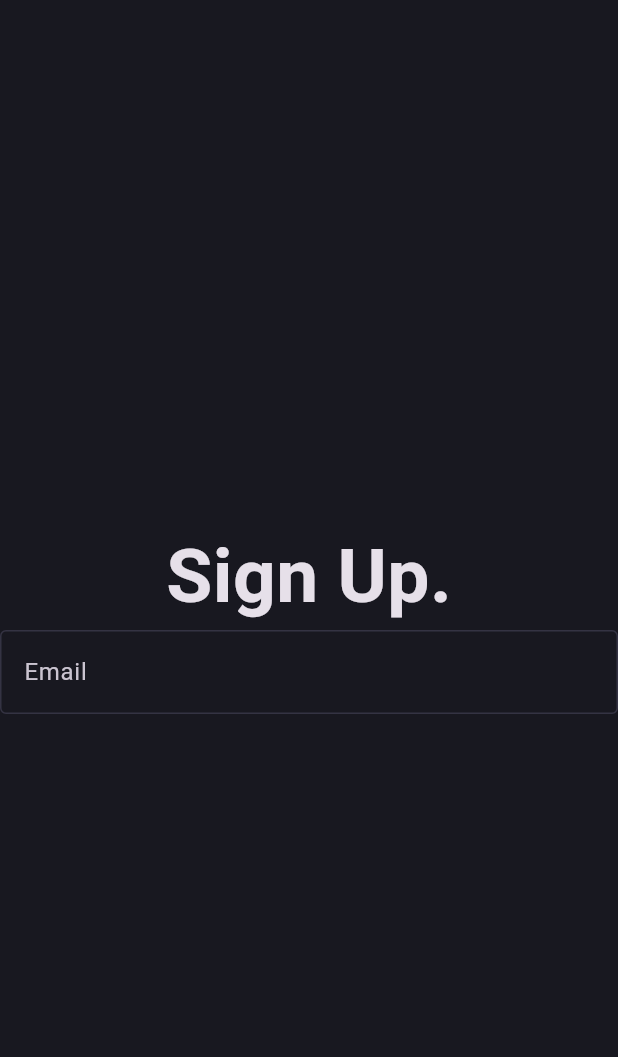
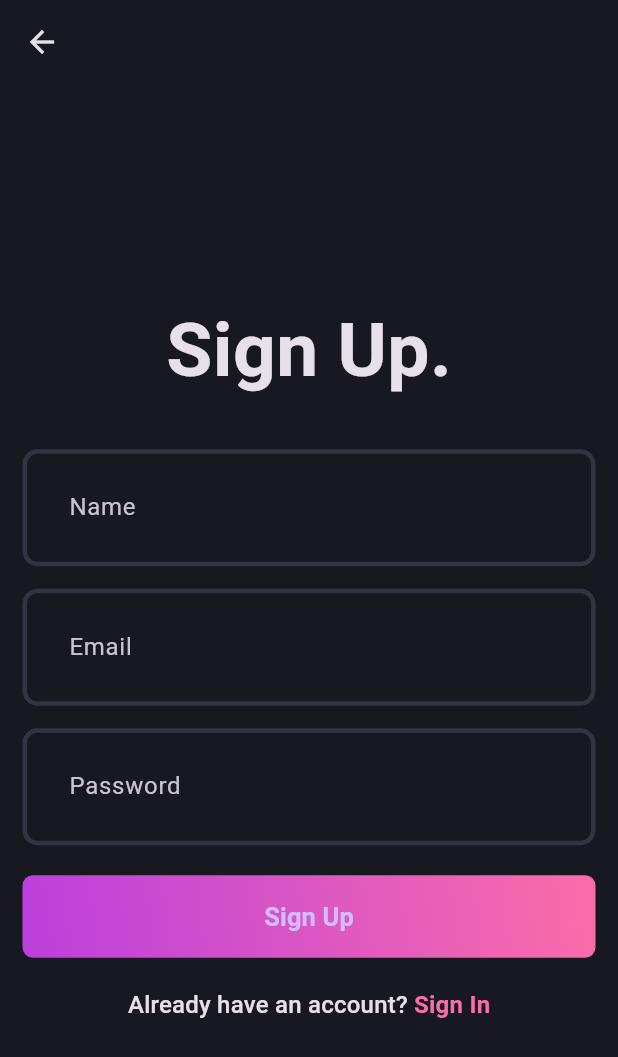
Before and after one commit to arunk-k/blog_app, a Flutter app: the SignUpPage screen opened directly, on a phone screen of 412 x 824 dp. Shown: the top 1057 px of the screen. Run offline on Flutter 3.47's test engine with Material 3 defaults, Android fonts, the phone set to English and light mode, and no system bars; our stand-ins replace flutter_bloc, fpdart, supabase_flutter; accounts and stored records are empty.

Commit message:
new files

```diff
--- /dev/null
+++ b/lib/core/error/exceptions.dart
@@ -0,0 +1,4 @@
+class ServerException implements Exception{
+  final String message;
+  const ServerException(this.message);
+}
--- /dev/null
+++ b/lib/core/error/failures.dart
@@ -0,0 +1,4 @@
+class Failure {
+  final String message;
+  Failure([this.message = 'An  unexpected error occurs']);
+}
--- /dev/null
+++ b/lib/core/secrets/app_secrets.dart
@@ -0,0 +1,5 @@
+class AppSecrets{
+  static const supabaseUrl = 'https://teiouupzhsrwjsrhcwrr.supabase.co';
+  static const supabaseAnonKey =
+      'eyJhbGciOiJIUzI1NiIsInR5cCI6IkpXVCJ9.eyJpc3MiOiJzdXBhYmFzZSIsInJlZiI6InRlaW91dXB6aHNyd2pzcmhjd3JyIiwicm9sZSI6ImFub24iLCJpYXQiOjE3Mjg1MzQ4NjIsImV4cCI6MjA0NDExMDg2Mn0.HAg3YdtQ0VfmzfQMU8Rs93ivpqR-eebLRFei43Y4Cwc';
+}
--- a/lib/core/theme/theme.dart
+++ b/lib/core/theme/theme.dart
@@ -2,14 +2,22 @@ import 'package:blog_app/core/theme/app_pallete.dart';
 import 'package:flutter/material.dart';
 
 class AppTheme {
+  static  _border([Color color = AppPallete.borderColor]) => OutlineInputBorder(
+      borderSide: BorderSide(
+          color: color,
+          width: 3
+      ),
+      borderRadius: BorderRadius.circular(10)
+  );
   static final darkThemeMode = ThemeData.dark().copyWith(
+    appBarTheme: const AppBarTheme(
+      backgroundColor: AppPallete.backgroundColor
+    ),
     scaffoldBackgroundColor: AppPallete.backgroundColor,
     inputDecorationTheme: InputDecorationTheme(
-      enabledBorder: OutlineInputBorder(
-        borderSide: BorderSide(
-          color: AppPallete.borderColor
-        )
-      )
+      contentPadding: EdgeInsets.all(27),
+      enabledBorder: _border(),
+      focusedBorder: _border(AppPallete.gradient2)
     )
   );
 }
--- /dev/null
+++ b/lib/core/usecase/usecase.dart
@@ -0,0 +1,6 @@
+import 'package:blog_app/core/error/failures.dart';
+import 'package:fpdart/fpdart.dart';
+
+abstract interface class UserCase<SuccessType,Params>{
+  Future<Either<Failure,SuccessType>> call(Params params);
+}
--- /dev/null
+++ b/lib/features/auth/data/datasources/auth_remote_data_source.dart
@@ -0,0 +1,44 @@
+import 'package:blog_app/core/error/exceptions.dart';
+import 'package:supabase_flutter/supabase_flutter.dart';
+
+abstract interface class AuthRemoteDatasource {
+  Future<String> signUpWithEmailPassword(
+      {required String name, required String email, required String password});
+
+  Future<String> loginWithEmailPassword(
+      {required String email, required String password});
+}
+
+class AuthRemoteDataSourceImpl implements AuthRemoteDatasource {
+  final SupabaseClient supabaseClient;
+
+  AuthRemoteDataSourceImpl(this.supabaseClient);
+
+  @override
+  Future<String> loginWithEmailPassword(
+      {required String email, required String password}) {
+    // TODO: implement loginWithEmailPassword
+    throw UnimplementedError();
+  }
+
+  @override
+  Future<String> signUpWithEmailPassword({
+    required String name,
+    required String email,
+    required String password
+  }) async {
+    try{
+      final response = await supabaseClient.auth.signUp(password: password, email: email,
+      data: {
+        'name': name,
+      }
+      );
+      if(response.user == null){
+        throw const ServerException('User is null');
+      }
+      return response.user!.id;
+    } catch (e){
+      throw ServerException(e.toString());
+    }
+  }
+}
--- /dev/null
+++ b/lib/features/auth/data/repositories/auth_repository_impl.dart
@@ -0,0 +1,33 @@
+import 'package:blog_app/core/error/exceptions.dart';
+import 'package:blog_app/core/error/failures.dart';
+import 'package:blog_app/features/auth/data/datasources/auth_remote_data_source.dart';
+import 'package:blog_app/features/auth/domain/repository/auth_repository.dart';
+import 'package:fpdart/fpdart.dart';
+
+class AuthRepositoryImpl implements AuthRepository {
+  final AuthRemoteDatasource remoteDatasource;
+  const AuthRepositoryImpl(this.remoteDatasource);
+  @override
+  Future<Either<Failure, String>> loginWithEmailPassword({required String email, required String password}) {
+    // TODO: implement loginWithEmailPassword
+    throw UnimplementedError();
+  }
+
+  @override
+  Future<Either<Failure, String>> signUpWithEmailPassword({
+    required String name,
+    required String email,
+    required String password,
+  }) async {
+    try{
+      final userID = await remoteDatasource.signUpWithEmailPassword(
+          name: name,
+          email: email,
+          password: password
+      );
+      return right(userID);
+    } on ServerException catch (e){
+      return left(Failure(e.message));
+    }
+  }
+}
--- /dev/null
+++ b/lib/features/auth/domain/repository/auth_repository.dart
@@ -0,0 +1,14 @@
+import 'package:blog_app/core/error/failures.dart';
+import 'package:fpdart/fpdart.dart';
+
+abstract interface class AuthRepository {
+  Future<Either<Failure, String>> signUpWithEmailPassword({
+    required String name,
+    required String email,
+    required String password
+  });
+  Future<Either<Failure, String>> loginWithEmailPassword({
+    required String email,
+    required String password
+  });
+}
--- /dev/null
+++ b/lib/features/auth/domain/usecases/user_sign_up.dart
@@ -0,0 +1,26 @@
+import 'package:blog_app/core/error/failures.dart';
+import 'package:blog_app/core/usecase/usecase.dart';
+import 'package:blog_app/features/auth/domain/repository/auth_repository.dart';
+import 'package:fpdart/fpdart.dart';
+
+class UserSignUp implements UserCase<String,UserSignParams>{
+  final AuthRepository authRepository;
+  const UserSignUp(this.authRepository);
+  @override
+  Future<Either<Failure, String>> call(UserSignParams params) async{
+    return await authRepository.signUpWithEmailPassword(name: params.name, email: params.email, password: params.password);
+    // TODO: implement call
+    throw UnimplementedError();
+  }
+
+}
+class UserSignParams{
+  final String email;
+  final String password;
+  final String name;
+  UserSignParams({
+    required this.email,
+    required this.password,
+    required this.name
+});
+}
--- /dev/null
+++ b/lib/features/auth/presentation/bloc/auth_bloc.dart
@@ -0,0 +1,29 @@
+import 'package:flutter/material.dart';
+import 'package:flutter_bloc/flutter_bloc.dart';
+
+import '../../domain/usecases/user_sign_up.dart';
+
+part 'auth_event.dart';
+part 'auth_state.dart';
+
+class AuthBloc extends Bloc<AuthEvent,AuthState>{
+  final UserSignUp _userSignUp;
+  AuthBloc({
+    required UserSignUp userSignUp,
+}) : _userSignUp = userSignUp ,
+        super(AuthInitial()){
+    on<AuthSignUp>((event, emit) async {
+      final res = await _userSignUp(
+          UserSignParams(
+              email: event.email,
+              password: event.password,
+              name: event.name
+          ),
+      );
+      res.fold(
+            (failure) => emit(AuthFailure(failure.message)),
+            (uid) => emit(AuthSuccess(uid)),
+      );
+    });
+  }
+}
--- /dev/null
+++ b/lib/features/auth/presentation/bloc/auth_event.dart
@@ -0,0 +1,16 @@
+part of 'auth_bloc.dart';
+
+@immutable
+sealed class AuthEvent{}
+
+final class AuthSignUp extends AuthEvent {
+  final String email;
+  final String password;
+  final String name;
+
+  AuthSignUp({
+    required this.email,
+    required this.password,
+    required this.name
+});
+}
--- /dev/null
+++ b/lib/features/auth/presentation/bloc/auth_state.dart
@@ -0,0 +1,19 @@
+part of 'auth_bloc.dart';
+
+@immutable
+sealed class AuthState {
+  const AuthState();
+}
+final class AuthInitial extends AuthState {}
+
+final class AuthLoading extends AuthState {}
+
+final class AuthSuccess extends AuthState {
+  final String uid;
+  const AuthSuccess(this.uid);
+}
+
+final class AuthFailure extends AuthState {
+  final String message;
+  const AuthFailure(this.message);
+}
--- a/lib/features/auth/presentation/pages/signup_page.dart
+++ b/lib/features/auth/presentation/pages/signup_page.dart
@@ -1,7 +1,15 @@
+import 'package:blog_app/core/theme/app_pallete.dart';
+import 'package:blog_app/features/auth/presentation/bloc/auth_bloc.dart';
+import 'package:blog_app/features/auth/presentation/pages/login_page.dart';
 import 'package:blog_app/features/auth/presentation/widgets/auth_field.dart';
 import 'package:flutter/material.dart';
+import 'package:flutter_bloc/flutter_bloc.dart';
+
+import '../widgets/auth_gradient_button.dart';
 
 class SignUpPage extends StatefulWidget {
+  static route() => MaterialPageRoute(builder: (context) => const SignUpPage());
+
   const SignUpPage({super.key});
 
   @override
@@ -9,19 +17,84 @@ class SignUpPage extends StatefulWidget {
 }
 
 class _SignUpPageState extends State<SignUpPage> {
+  final emailController = TextEditingController();
+  final passwordController = TextEditingController();
+  final nameController = TextEditingController();
+  final formKey = GlobalKey<FormState>();
+
+  @override
+  void dispose() {
+    emailController.dispose();
+    passwordController.dispose();
+    nameController.dispose();
+    super.dispose();
+  }
+
   @override
   Widget build(BuildContext context) {
     return Scaffold(
-      body: Column(
+      appBar: AppBar(),
+      body: Padding(
+        padding: const EdgeInsets.all(15.0),
+        child: Form(
+          key: formKey,
+          child: Column(
             mainAxisAlignment: MainAxisAlignment.center,
             children: [
-          Text('Sign Up.',style: TextStyle(
+              const Text('Sign Up.', style: TextStyle(
                   fontSize: 50,
                   fontWeight: FontWeight.bold
               ),
               ),
-          AuthField(hintText: 'Email')
+              const SizedBox(height: 30),
+              AuthField(hintText: 'Name', controller: nameController,),
+              const SizedBox(height: 15),
+              AuthField(hintText: 'Email', controller: emailController,),
+              const SizedBox(height: 15),
+              AuthField(hintText: 'Password',
+                controller: passwordController,
+                isObscureText: true,),
+              const SizedBox(height: 20),
+              AuthGradientButton(
+                buttonText: 'Sign Up',
+                onPressed: () {
+                  if (formKey.currentState!.validate()) {
+                    context.read<AuthBloc>().add(AuthSignUp(
+                        email: emailController.text.trim(),
+                        password: passwordController.text.trim(),
+                        name: nameController.text.trim()));
+                  }
+                },
+              ),
+              const SizedBox(height: 20),
+              GestureDetector(
+                onTap: () {
+                  Navigator.push(context, LoginPage.route());
+                },
+                child: RichText(text: TextSpan(
+                    text: "Already have an account? ",
+                    style: Theme
+                        .of(context)
+                        .textTheme
+                        .titleMedium,
+                    children: [
+                      TextSpan(
+                          text: 'Sign In',
+                          style: Theme
+                              .of(context)
+                              .textTheme
+                              .titleMedium
+                              ?.copyWith(
+                              color: AppPallete.gradient2,
+                              fontWeight: FontWeight.bold
+                          )
+                      )
+                    ]
+                ),),
+              )
             ],
+          ),
+        ),
       ),
     );
   }
--- a/lib/features/auth/presentation/widgets/auth_field.dart
+++ b/lib/features/auth/presentation/widgets/auth_field.dart
@@ -2,14 +2,24 @@ import 'package:flutter/material.dart';
 
 class AuthField extends StatelessWidget {
   final String hintText;
-  const AuthField({super.key, required this.hintText});
+  final TextEditingController controller;
+  final bool isObscureText;
+  const AuthField({super.key, required this.hintText, required this.controller, this.isObscureText=false});
 
   @override
   Widget build(BuildContext context) {
     return TextFormField(
+      controller: controller,
       decoration: InputDecoration(
         hintText: hintText,
       ),
+      validator: (value){
+        if(value!.isEmpty){
+          return "$hintText is missing";
+        }
+        return null;
+      },
+      obscureText: isObscureText,
     );
   }
 }
--- /dev/null
+++ b/lib/features/auth/presentation/widgets/auth_gradient_button.dart
@@ -0,0 +1,42 @@
+import 'package:flutter/material.dart';
+
+import '../../../../core/theme/app_pallete.dart';
+
+class AuthGradientButton extends StatelessWidget {
+  final String buttonText;
+  final VoidCallback  onPressed;
+  const AuthGradientButton({
+    super.key,
+    required this.buttonText,
+    required this.onPressed
+  });
+
+  @override
+  Widget build(BuildContext context) {
+    return Container(
+      decoration: BoxDecoration(
+        gradient: const LinearGradient(
+            begin: Alignment.bottomLeft,
+            end: Alignment.topRight,
+            colors: [
+          AppPallete.gradient1,
+          AppPallete.gradient2
+        ]),
+        borderRadius: BorderRadius.circular(7)
+      ),
+      child: ElevatedButton(
+        onPressed: onPressed,
+      style: ElevatedButton.styleFrom(
+        fixedSize: const Size(395, 55),
+        backgroundColor: AppPallete.transparentColor,
+        shadowColor: AppPallete.transparentColor
+      ), child: Text(buttonText,
+      style: const TextStyle(
+        fontSize: 17,
+        fontWeight: FontWeight.w600
+      ),
+      ),
+      ),
+    );
+  }
+}
--- a/pubspec.yaml
+++ b/pubspec.yaml
@@ -35,6 +35,9 @@ dependencies:
   # The following adds the Cupertino Icons font to your application.
   # Use with the CupertinoIcons class for iOS style icons.
   cupertino_icons: ^1.0.8
+  fpdart: ^1.1.0
+  supabase_flutter: ^2.8.0
+  flutter_bloc: ^8.1.6
 
 dev_dependencies:
   flutter_test:
```
Also changed, not shown: lib/features/auth/presentation/pages/login_page.dart (added, +74 -0 lines), lib/main.dart (+23 -4 lines), pubspec.lock, 5 other files. Lines whose indentation alone changed are shown as unchanged.
